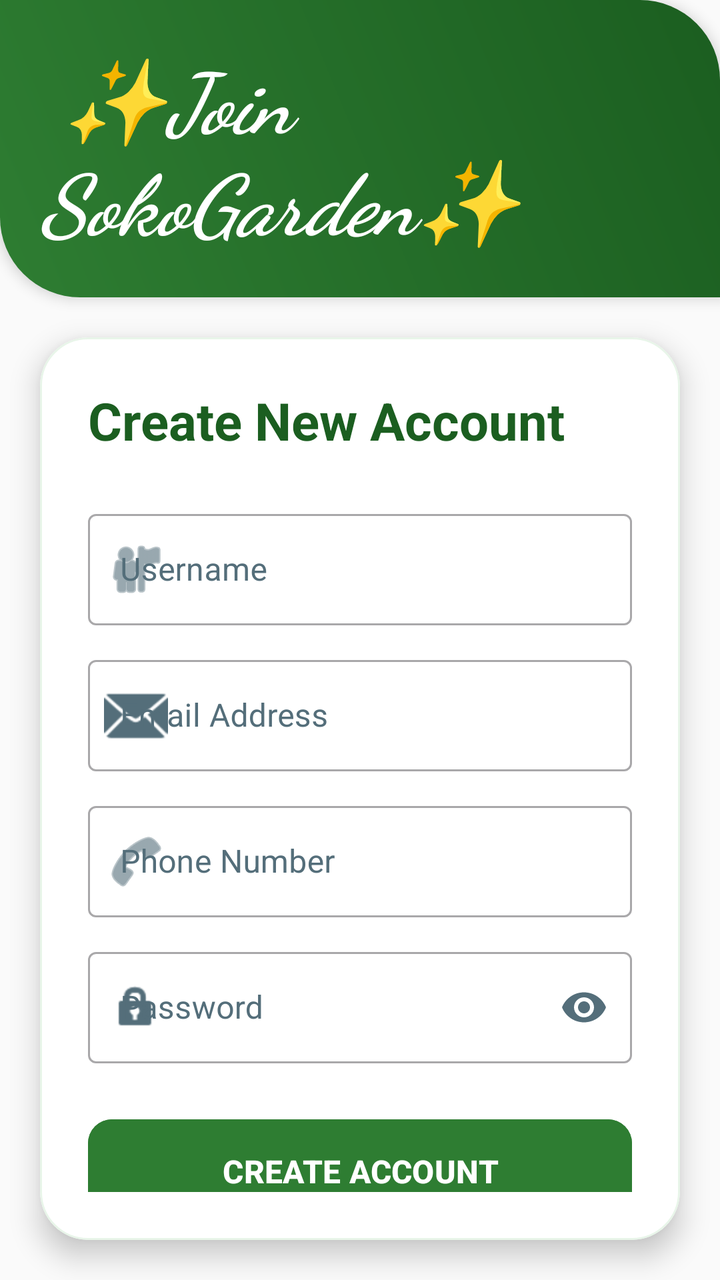
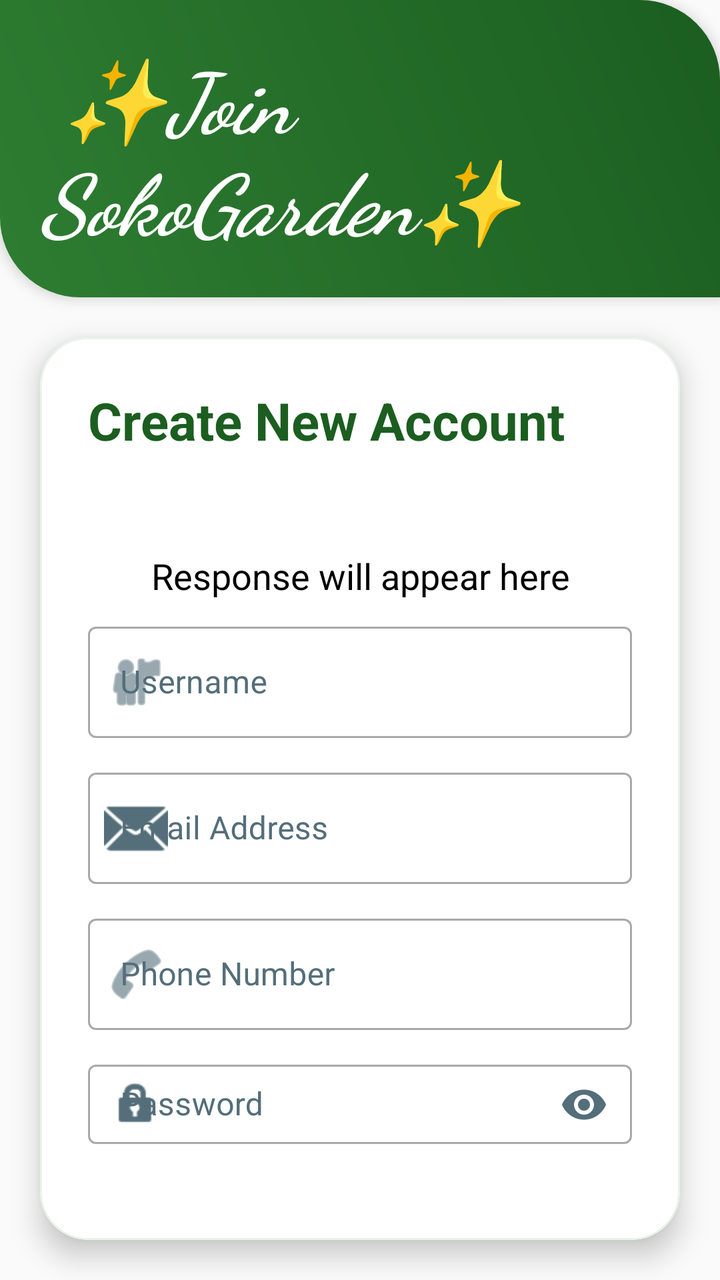

Two renders of the same Android screen: before a commit and after it. Below are the layout's source before the change and the commit's diff.
<!-- AndroidManifest.xml: application theme Theme.Sokogarden -->
<!-- res/layout/activity_signup.xml -->
<?xml version="1.0" encoding="utf-8"?>
<LinearLayout
    xmlns:android="http://schemas.android.com/apk/res/android"
    xmlns:app="http://schemas.android.com/apk/res-auto"
    xmlns:tools="http://schemas.android.com/tools"
    android:id="@+id/main"
    android:layout_width="match_parent"
    android:layout_height="match_parent"
    android:orientation="vertical"
    android:background="@color/backgroundColor"
    tools:context=".Signup">

    <TextView
        android:layout_width="match_parent"
        android:layout_height="wrap_content"
        android:text=" ✨Join SokoGarden✨ "
        android:fontFamily="cursive"
        android:textSize="42sp"
        android:textAlignment="center"
        android:background="@drawable/shape"
        android:padding="20dp"
        android:elevation="4dp"
        android:textStyle="italic|bold"
        android:textColor="@color/whiteTextColor"/>

    <com.google.android.material.card.MaterialCardView
        android:id="@+id/signupCard"
        android:layout_width="match_parent"
        android:layout_height="wrap_content"
        android:layout_margin="20dp"
        app:cardCornerRadius="24dp"
        app:cardElevation="8dp"
        app:strokeWidth="1dp"
        app:strokeColor="@color/primaryLightColor"
        app:cardBackgroundColor="@color/surfaceColor">

        <LinearLayout
            android:layout_width="match_parent"
            android:layout_height="wrap_content"
            android:padding="24dp"
            android:orientation="vertical">

            <TextView
                android:layout_width="match_parent"
                android:layout_height="wrap_content"
                android:text="Create New Account"
                android:textColor="@color/primaryTextColor"
                android:textSize="26sp"
                android:textStyle="bold"
                android:textAlignment="center"
                android:layout_marginBottom="24dp"/>

            
            <com.google.android.material.textfield.TextInputLayout
                android:layout_width="match_parent"
                android:layout_height="wrap_content"
                android:layout_marginBottom="12dp"
                android:hint="Username"
                app:hintTextColor="@color/hintColor"
                android:textColorHint="@color/hintColor"
                app:startIconDrawable="@android:drawable/ic_menu_myplaces"
                app:startIconTint="@color/hintColor"
                style="@style/Widget.MaterialComponents.TextInputLayout.OutlinedBox">

                <com.google.android.material.textfield.TextInputEditText
                    android:id="@+id/username"
                    android:layout_width="match_parent"
                    android:layout_height="wrap_content"
                    android:inputType="textPersonName"
                    android:textColor="@color/primaryTextColor"/>
            </com.google.android.material.textfield.TextInputLayout>

            
            <com.google.android.material.textfield.TextInputLayout
                android:layout_width="match_parent"
                android:layout_height="wrap_content"
                android:layout_marginBottom="12dp"
                android:hint="Email Address"
                app:hintTextColor="@color/hintColor"
                android:textColorHint="@color/hintColor"
                app:startIconDrawable="@android:drawable/ic_dialog_email"
                app:startIconTint="@color/hintColor"
                style="@style/Widget.MaterialComponents.TextInputLayout.OutlinedBox">

                <com.google.android.material.textfield.TextInputEditText
                    android:id="@+id/email"
                    android:layout_width="match_parent"
                    android:layout_height="wrap_content"
                    android:inputType="textEmailAddress"
                    android:textColor="@color/primaryTextColor"/>
            </com.google.android.material.textfield.TextInputLayout>

            
            <com.google.android.material.textfield.TextInputLayout
                android:layout_width="match_parent"
                android:layout_height="wrap_content"
                android:layout_marginBottom="12dp"
                android:hint="Phone Number"
                app:hintTextColor="@color/hintColor"
                android:textColorHint="@color/hintColor"
                app:startIconDrawable="@android:drawable/ic_menu_call"
                app:startIconTint="@color/hintColor"
                style="@style/Widget.MaterialComponents.TextInputLayout.OutlinedBox">

                <com.google.android.material.textfield.TextInputEditText
                    android:id="@+id/phone"
                    android:layout_width="match_parent"
                    android:layout_height="wrap_content"
                    android:inputType="phone"
                    android:textColor="@color/primaryTextColor"/>
            </com.google.android.material.textfield.TextInputLayout>

            
            <com.google.android.material.textfield.TextInputLayout
                android:layout_width="match_parent"
                android:layout_height="wrap_content"
                android:layout_marginBottom="24dp"
                android:hint="Password"
                app:hintTextColor="@color/hintColor"
                android:textColorHint="@color/hintColor"
                app:startIconDrawable="@android:drawable/ic_lock_idle_lock"
                app:startIconTint="@color/hintColor"
                app:passwordToggleEnabled="true"
                app:passwordToggleTint="@color/hintColor"
                style="@style/Widget.MaterialComponents.TextInputLayout.OutlinedBox">

                <com.google.android.material.textfield.TextInputEditText
                    android:id="@+id/password"
                    android:layout_width="match_parent"
                    android:layout_height="wrap_content"
                    android:inputType="textPassword"
                    android:textColor="@color/primaryTextColor"/>
            </com.google.android.material.textfield.TextInputLayout>

            
            <com.google.android.material.button.MaterialButton
                android:id="@+id/signupBtn"
                android:layout_width="match_parent"
                android:layout_height="60dp"
                android:text="CREATE ACCOUNT"
                android:textSize="16sp"
                android:textStyle="bold"
                app:cornerRadius="12dp"
                android:backgroundTint="@color/primaryColor"
                android:textColor="@color/whiteTextColor"
                app:elevation="4dp"/>

            <TextView
                android:id="@+id/signintxt"
                android:layout_width="match_parent"
                android:layout_height="wrap_content"
                android:text="Already have an account? Login"
                android:textAlignment="center"
                android:textSize="15sp"
                android:layout_marginTop="24dp"
                android:textColor="@color/accentBlue"
                android:textStyle="bold"/>

        </LinearLayout>
    </com.google.android.material.card.MaterialCardView>

</LinearLayout>
<!-- resources referenced by this layout -->
<resources>
  <color name="accentBlue">#1565C0</color>
  <color name="backgroundColor">#FAFAFA</color>
  <color name="hintColor">#546E7A</color>
  <color name="primaryColor">#2E7D32</color>
  <color name="primaryLightColor">#E8F5E9</color>
  <color name="primaryTextColor">#1B5E20</color>
  <color name="surfaceColor">#FFFFFF</color>
  <color name="whiteTextColor">#FFFFFF</color>
  <!-- drawable shape (drawable) -->
  <?xml version="1.0" encoding="utf-8"?>
  <shape xmlns:android="http://schemas.android.com/apk/res/android">
      <gradient
          android:startColor="@color/primaryColor"
          android:endColor="@color/primaryDarkColor"
          android:angle="45"/>
      <corners
          android:bottomLeftRadius="40dp"
          android:topRightRadius="40dp"/>
  </shape>
  <style name="Theme.Sokogarden" parent="Base.Theme.Sokogarden" />
  <color name="primaryDarkColor">#1B5E20</color>
  <style name="Base.Theme.Sokogarden" parent="Theme.Material3.DayNight.NoActionBar">
          
          
      </style>
</resources>

<!-- the commit's change to res/layout/activity_signup.xml (unified diff, before → after) -->
@@ -49,6 +49,17 @@
                 android:textStyle="bold"
                 android:textAlignment="center"
                 android:layout_marginBottom="24dp"/>
+
+            <TextView
+                android:id="@+id/responseText"
+                android:layout_width="match_parent"
+                android:layout_height="wrap_content"
+                android:text="Response will appear here"
+                android:textSize="18sp"
+                android:textColor="#000"
+                android:layout_marginTop="16dp"
+                android:padding="8dp"
+                android:gravity="center" />
 
             
             <com.google.android.material.textfield.TextInputLayout
